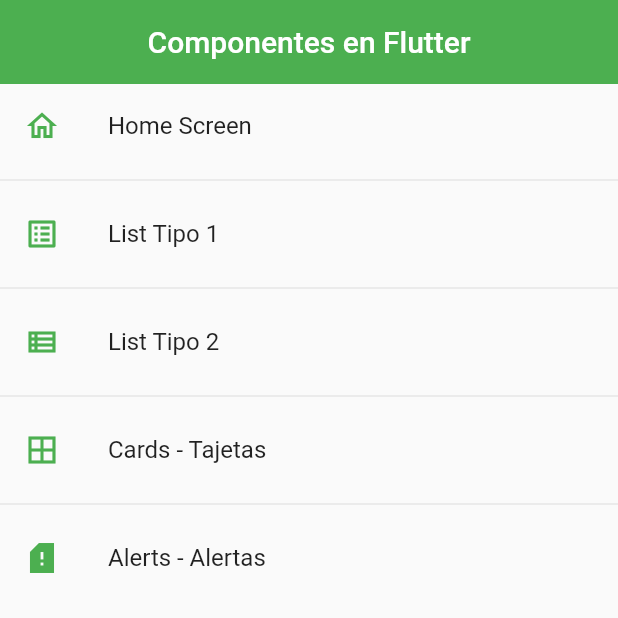
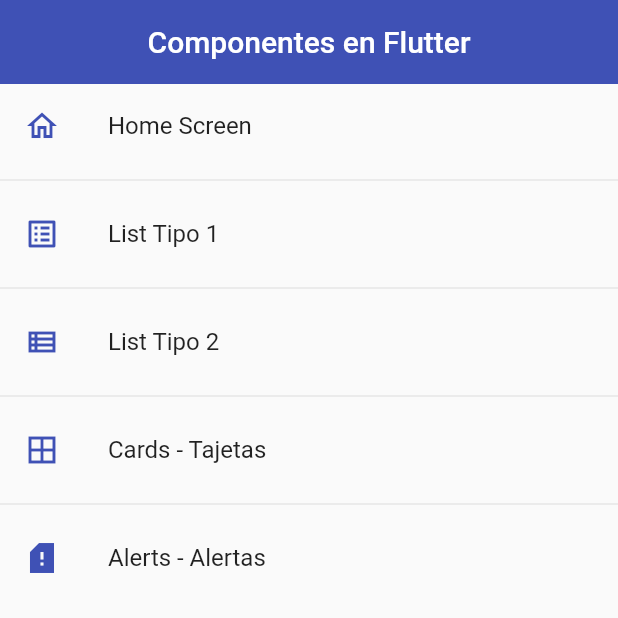
Before and after one commit to WilsonMachado/flutter_widget, a Flutter app: the screen it shows after launch, on a phone screen of 412 x 824 dp, the top half of it. Run offline on Flutter 3.47's test engine with Material 2 defaults, Android fonts, the phone set to English and light mode, and no system bars.

Commit message:
Se globaliza el tema para que los TextButtons también cambien con el color principal

```diff
--- a/lib/themes/app_theme.dart
+++ b/lib/themes/app_theme.dart
@@ -5,15 +5,23 @@ import 'package:flutter/material.dart';
 
 class AppTheme {
 
-  static const Color primary = Colors.green;
+  static const Color primary = Colors.indigo;
 
   static final ThemeData lightTheme = ThemeData.light().copyWith(
 
-    primaryColor: primary, // Color primario. Hay Widgets que usan este color por defecto, pero no es el caso del AppBar
+    // Color primario. Hay Widgets que usan este color por defecto, pero no es el caso del AppBar
+    primaryColor: primary,
 
-    appBarTheme: const AppBarTheme( // Tema de las AppBars que no tengan parámetros custom
+    // Tema de las AppBars que no tengan parámetros custom
+    appBarTheme: const AppBarTheme(
       color: primary,
       elevation: 0
+    ),
+
+    textButtonTheme: TextButtonThemeData(
+
+      style: TextButton.styleFrom(primary: primary),
+
     )
   );
 }
```
